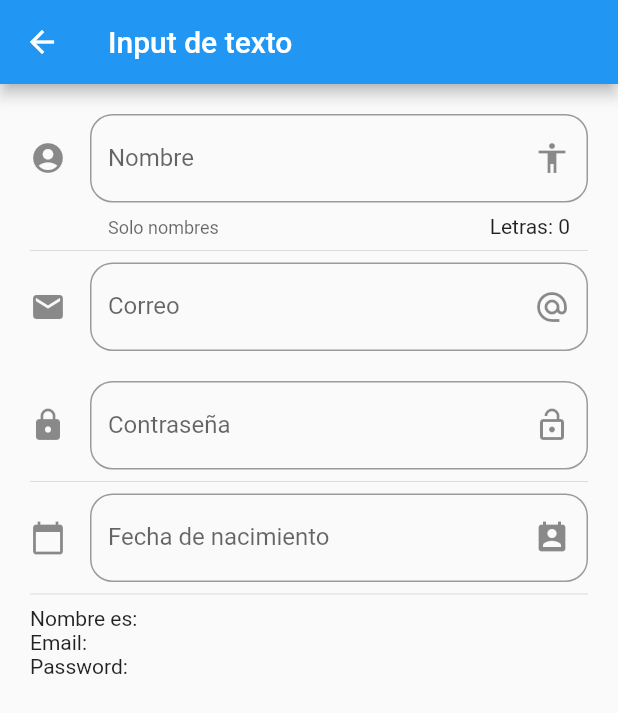
After one commit to cfcaceres/flutter-componentes, a Flutter app: the screen it shows after launch, after a tap on "Inputs de texto", on a phone screen of 412 x 824 dp. The commit adds this screen. Shown: the top 713 px of the screen. Run offline on Flutter 3.47's test engine with Material 2 defaults, Android fonts, the phone set to English and light mode, and no system bars; network calls fail.

Commit message:
* Pagina de alertas * Animaciones * AVATAR * Inputs * Agreado internacionalizacion de idioma packete que se agrega en el yaml

```diff
--- a/data/menu_opts.json
+++ b/data/menu_opts.json
@@ -15,6 +15,16 @@
             "ruta" : "card",
             "icon" : "folder_open",
             "texto": "Cards - Tarjetas"
+        },
+        {
+            "ruta" : "animatedContainer",
+            "icon" : "donut_large",
+            "texto": "Animated Container"
+        },
+        {
+            "ruta" : "input",
+            "icon" : "input",
+            "texto": "Inputs de texto"
         }
     ]
 }
--- a/lib/main.dart
+++ b/lib/main.dart
@@ -4,6 +4,7 @@ import 'package:componentes/src/pages/home.page.dart';
 import 'package:componentes/src/pages/home_temp.dart';
 import 'package:componentes/src/routes/routes.dart';
 import 'package:flutter/material.dart';
+import 'package:flutter_localizations/flutter_localizations.dart';
 
 void main() => runApp(MyApp());
 
@@ -13,6 +14,15 @@ class MyApp extends StatelessWidget {
     return MaterialApp(
       title: 'Componentes App',
       debugShowCheckedModeBanner: false,
+      localizationsDelegates: [
+        GlobalMaterialLocalizations.delegate,
+        GlobalWidgetsLocalizations.delegate,
+        GlobalCupertinoLocalizations.delegate,
+      ],
+      supportedLocales: [
+        Locale('en', 'US'), // English
+        Locale('es', 'ES'), // Spanish
+      ],
       // home: HomePage());
       initialRoute: '/',
       routes: getAplicationRouter(),
--- /dev/null
+++ b/lib/src/pages/input_page.dart
@@ -0,0 +1,122 @@
+import 'package:flutter/material.dart';
+
+class InputPage extends StatefulWidget {
+  InputPage({Key? key}) : super(key: key);
+
+  @override
+  State<InputPage> createState() => _InputPageState();
+}
+
+class _InputPageState extends State<InputPage> {
+  String _nombre = "";
+  String _email = "";
+  String _password = "";
+  String _fecha = '';
+
+  final OutlineInputBorder _border =
+      OutlineInputBorder(borderRadius: BorderRadius.circular(15));
+
+  TextEditingController _inputFieldDateController = new TextEditingController();
+
+  @override
+  Widget build(BuildContext context) {
+    return Scaffold(
+      appBar: AppBar(
+        title: Text('Input de texto'),
+      ),
+      body: ListView(
+        padding: EdgeInsets.symmetric(horizontal: 20, vertical: 20),
+        children: <Widget>[
+          _createInput(),
+          Divider(),
+          _createInputEmail(),
+          SizedBox(height: 20),
+          _createInputPassword(),
+          Divider(),
+          _crearFecha(context),
+          Divider(),
+          Text('Nombre es: $_nombre'),
+          Text('Email: $_email'),
+          Text('Password: $_password'),
+        ],
+      ),
+    );
+  }
+
+  Widget _createInputPassword() {
+    return TextField(
+      obscureText: true,
+      decoration: InputDecoration(
+          labelText: 'Contraseña',
+          hintText: 'Ingresar Contraseña',
+          border: _border,
+          icon: Icon(Icons.lock),
+          suffixIcon: Icon(Icons.lock_open)),
+      onChanged: (valor) => setState(() => _password = valor),
+    );
+  }
+
+  Widget _createInputEmail() {
+    return TextField(
+      keyboardType: TextInputType.emailAddress,
+      decoration: InputDecoration(
+          hintText: 'Ingresar Correo',
+          labelText: 'Correo',
+          border: _border,
+          icon: Icon(Icons.email),
+          suffixIcon: Icon(Icons.alternate_email)),
+      onChanged: (valor) => setState(() => _email = valor),
+    );
+  }
+
+  Widget _createInput() {
+    return TextField(
+      textCapitalization: TextCapitalization.sentences,
+      decoration: InputDecoration(
+          hintText: 'Ingresar nombre',
+          labelText: 'Nombre',
+          helperText: 'Solo nombres',
+          counter: Text('Letras: ${_nombre.length}'),
+          border: _border,
+          icon: Icon(Icons.account_circle),
+          suffixIcon: Icon(Icons.accessibility)),
+      onChanged: (valor) => setState(() {
+        _nombre = valor;
+      }),
+    );
+  }
+
+  Widget _crearFecha(BuildContext context) {
+    return TextField(
+      enableInteractiveSelection: false,
+      controller: _inputFieldDateController,
+      decoration: InputDecoration(
+          border: _border,
+          hintText: 'Fecha de nacimiento',
+          labelText: 'Fecha de nacimiento',
+          suffixIcon: Icon(Icons.perm_contact_calendar),
+          icon: Icon(Icons.calendar_today)),
+      onTap: () {
+        // Quita el foco del input y lo pone al dialogo
+        FocusScope.of(context).requestFocus(FocusNode());
+        _selectDate(context);
+      },
+    );
+  }
+
+  _selectDate(BuildContext context) async {
+    final picked = await showDatePicker(
+        context: context,
+        initialDate: DateTime.now(),
+        firstDate: DateTime(2018),
+        lastDate: DateTime(2025),
+        locale: Locale('es', 'ES'));
+
+    if (picked != null) {
+      setState(() {
+        _fecha = picked.toString();
+        _inputFieldDateController.text = _fecha;
+      });
+    }
+  }
+}
--- a/lib/src/routes/routes.dart
+++ b/lib/src/routes/routes.dart
@@ -1,9 +1,11 @@
+import 'package:componentes/src/pages/animated_container.dart';
 import 'package:componentes/src/pages/card_page.dart';
 import 'package:flutter/material.dart';
 
 import '../pages/alert_page.dart';
 import '../pages/avatar_page.dart';
 import '../pages/home.page.dart';
+import '../pages/input_page.dart';
 
 Map<String, WidgetBuilder> getAplicationRouter() {
   return <String, WidgetBuilder>{
@@ -11,5 +13,7 @@ Map<String, WidgetBuilder> getAplicationRouter() {
     'alert': (BuildContext context) => AlertPage(),
     'avatar': (BuildContext context) => AvatarPage(),
     'card': (BuildContext context) => CardPage(),
+    'animatedContainer': (BuildContext context) => AnimatedContainerPage(),
+    'input': (BuildContext context) => InputPage(),
   };
 }
--- a/lib/src/utils/icono_string.dart
+++ b/lib/src/utils/icono_string.dart
@@ -4,6 +4,8 @@ final _icons = <String, IconData>{
   'add_alert': Icons.add_alert,
   'accessibility': Icons.accessibility,
   'folder_open': Icons.folder_open,
+  'donut_large': Icons.donut_large,
+  'input': Icons.input,
 };
 
 Icon getIcon(String nombreIcono) {
--- a/pubspec.yaml
+++ b/pubspec.yaml
@@ -29,7 +29,8 @@ environment:
 dependencies:
   flutter:
     sdk: flutter
-
+  flutter_localizations: # Add this line
+    sdk: flutter         # Add this line
 
   # The following adds the Cupertino Icons font to your application.
   # Use with the CupertinoIcons class for iOS style icons.
```
Also changed, not shown: lib/src/pages/alert_page.dart (+37 -0 lines), lib/src/pages/animated_container.dart (added, +59 -0 lines), lib/src/pages/avatar_page.dart (+23 -0 lines), pubspec.lock, 1 other file.
